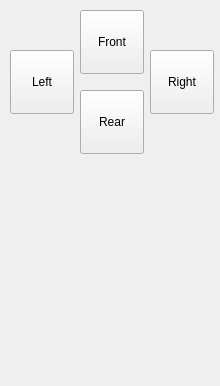
free6d1823/NavmCal, file control3.ui: the form before one commit; both pictures show x 0 to 220 and y 0 to 386 of the 220 by 593 pixel window.
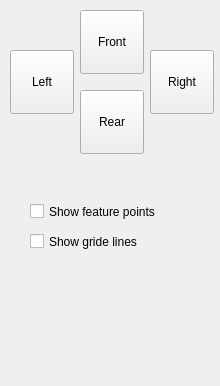
The form after the commit. Icons and pictures are not drawn.

Patch:
```diff
--- a/control3.ui
+++ b/control3.ui
@@ -135,6 +135,32 @@
     <bool>true</bool>
    </property>
   </widget>
+  <widget class="QCheckBox" name="checkShowGrideLines">
+   <property name="geometry">
+    <rect>
+     <x>30</x>
+     <y>230</y>
+     <width>181</width>
+     <height>23</height>
+    </rect>
+   </property>
+   <property name="text">
+    <string>Show gride lines</string>
+   </property>
+  </widget>
+  <widget class="QCheckBox" name="checkShowFp">
+   <property name="geometry">
+    <rect>
+     <x>30</x>
+     <y>200</y>
+     <width>181</width>
+     <height>23</height>
+    </rect>
+   </property>
+   <property name="text">
+    <string>Show feature points</string>
+   </property>
+  </widget>
  </widget>
  <resources>
   <include location="images.qrc"/>
```
